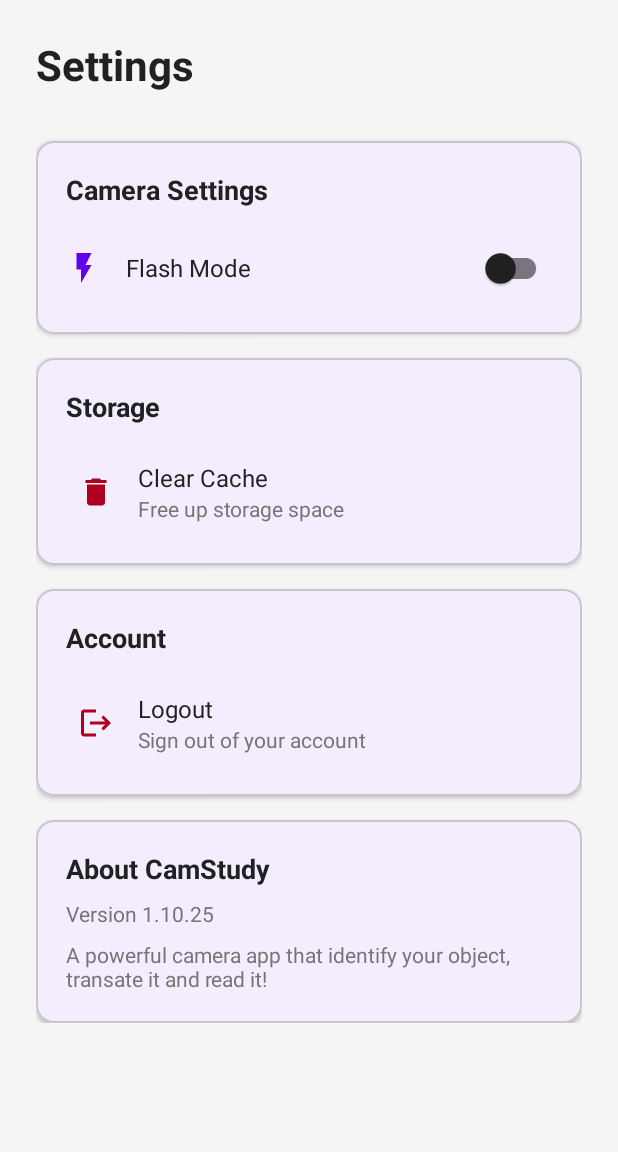
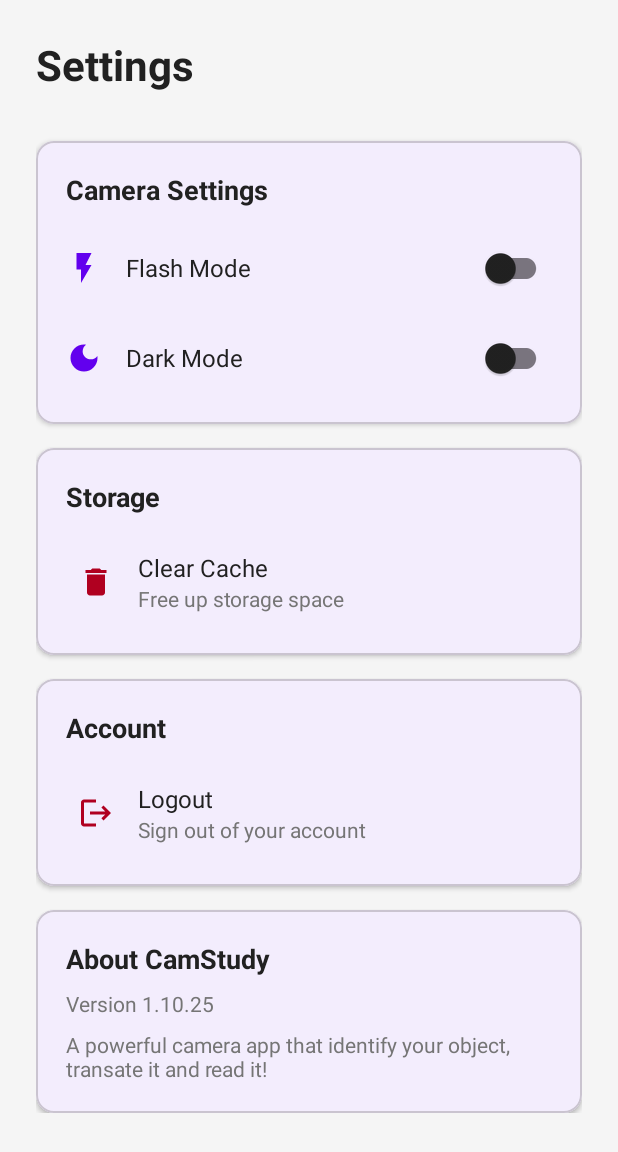
Before and after one commit to wikiepeidia/Camstudy-simpler, an Android app: the layout fragment_settings.xml on its own in the app's theme, with its tools: preview values and no code run, on a phone screen of 412 x 824 dp. Shown: the top 1152 px of the screen. Run offline under Robolectric (Android 15) with nearby library versions, the light colour scheme and no system bars.

Commit message:
FIX darkmode and databse

```diff
--- /dev/null
+++ b/app/src/main/res/drawable/ic_dark_mode.xml
@@ -0,0 +1,17 @@
+<!--
+  ~ Copyright (c) 2025 Android project OpenVision API
+  ~ All rights reserved.
+  ~ Project: My Application
+  ~ File: ic_dark_mode.xml
+  ~ Last Modified: 5/10/2025 3:3
+  -->
+
+<vector xmlns:android="http://schemas.android.com/apk/res/android"
+    android:width="24dp"
+    android:height="24dp"
+    android:viewportWidth="24"
+    android:viewportHeight="24">
+    <path
+        android:fillColor="#FF000000"
+        android:pathData="M12,3c-4.97,0 -9,4.03 -9,9s4.03,9 9,9s9,-4.03 9,-9c0,-0.46 -0.04,-0.92 -0.1,-1.36c-0.98,1.37 -2.58,2.26 -4.4,2.26c-2.98,0 -5.4,-2.42 -5.4,-5.4c0,-1.81 0.89,-3.42 2.26,-4.4C12.92,3.04 12.46,3 12,3L12,3z" />
+</vector>
--- a/app/src/main/res/layout/fragment_settings.xml
+++ b/app/src/main/res/layout/fragment_settings.xml
@@ -4,7 +4,7 @@
   ~ All rights reserved.
   ~ Project: My Application
   ~ File: fragment_settings.xml
-  ~ Last Modified: 5/10/2025 2:40
+  ~ Last Modified: 5/10/2025 3:3
   -->
 
 <ScrollView xmlns:android="http://schemas.android.com/apk/res/android"
@@ -58,6 +58,7 @@
                 <LinearLayout
                     android:layout_width="match_parent"
                     android:layout_height="wrap_content"
+                    android:layout_marginBottom="12dp"
                     android:gravity="center_vertical"
                     android:orientation="horizontal">
 
@@ -79,6 +80,35 @@
 
                     <com.google.android.material.switchmaterial.SwitchMaterial
                         android:id="@+id/switch_flash"
+                        android:layout_width="wrap_content"
+                        android:layout_height="wrap_content" />
+
+                </LinearLayout>
+
+                <LinearLayout
+                    android:layout_width="match_parent"
+                    android:layout_height="wrap_content"
+                    android:gravity="center_vertical"
+                    android:orientation="horizontal">
+
+                    <ImageView
+                        android:layout_width="24dp"
+                        android:layout_height="24dp"
+                        android:layout_marginEnd="16dp"
+                        android:contentDescription="@string/dark_mode_icon"
+                        android:src="@drawable/ic_dark_mode"
+                        app:tint="@color/primary_color" />
+
+                    <TextView
+                        android:layout_width="0dp"
+                        android:layout_height="wrap_content"
+                        android:layout_weight="1"
+                        android:text="Dark Mode"
+                        android:textColor="@color/primary_text"
+                        android:textSize="16sp" />
+
+                    <com.google.android.material.switchmaterial.SwitchMaterial
+                        android:id="@+id/switch_dark_mode"
                         android:layout_width="wrap_content"
                         android:layout_height="wrap_content" />
 
--- /dev/null
+++ b/app/src/main/res/values-night/colors.xml
@@ -0,0 +1,26 @@
+<?xml version="1.0" encoding="utf-8"?><!--
+  ~ Copyright (c) 2025 Android project OpenVision API
+  ~ All rights reserved.
+  ~ Project: My Application
+  ~ File: colors.xml
+  ~ Last Modified: 5/10/2025 3:3
+  -->
+<resources>
+    <!-- Dark Mode Colors -->
+    <color name="primary_color">#BB86FC</color>
+    <color name="primary_dark">#6200EA</color>
+    <color name="accent_color">#03DAC6</color>
+
+    <color name="background_color">#121212</color>
+    <color name="surface_color">#1E1E1E</color>
+    <color name="card_background">#2C2C2C</color>
+
+    <color name="primary_text">#FFFFFF</color>
+    <color name="secondary_text">#B3B3B3</color>
+
+    <color name="error_color">#CF6679</color>
+    <color name="success_color">#4CAF50</color>
+
+    <!-- Status Bar and Navigation Bar -->
+    <color name="status_bar_color">#000000</color>
+</resources>
--- a/app/src/main/res/values/colors.xml
+++ b/app/src/main/res/values/colors.xml
@@ -4,20 +4,24 @@
   ~ All rights reserved.
   ~ Project: My Application
   ~ File: colors.xml
-  ~ Last Modified: 1/10/2025 9:20
+  ~ Last Modified: 5/10/2025 3:3
   -->
 
 <resources>
     <color name="black">#FF000000</color>
     <color name="white">#FFFFFFFF</color>
     <color name="primary_color">#FF6200EE</color>
+    <color name="primary_dark">#FF3700B3</color>
     <color name="primary_variant">#FF3700B3</color>
     <color name="secondary_color">#FF03DAC5</color>
+    <color name="accent_color">#FF03DAC5</color>
     <color name="background_color">#FFF5F5F5</color>
     <color name="surface_color">#FFFFFFFF</color>
     <color name="error_color">#FFB00020</color>
+    <color name="success_color">#4CAF50</color>
     <color name="primary_text">#FF212121</color>
     <color name="secondary_text">#FF757575</color>
     <color name="card_background">#FFFFFFFF</color>
+    <color name="status_bar_color">#FF6200EE</color>
     <color name="orange">#FFA500</color>
 </resources>
--- a/app/src/main/res/values/strings.xml
+++ b/app/src/main/res/values/strings.xml
@@ -4,7 +4,7 @@
   ~ All rights reserved.
   ~ Project: My Application
   ~ File: strings.xml
-  ~ Last Modified: 5/10/2025 2:40
+  ~ Last Modified: 5/10/2025 3:3
   -->
 
 <resources>
@@ -46,4 +46,5 @@
     <string name="flash_icon">Flash icon</string>
     <string name="delete_icon">Delete icon</string>
     <string name="logout_icon">Logout icon</string>
+    <string name="dark_mode_icon">Dark mode icon</string>
 </resources>
```
Also changed, not shown: app/src/main/java/vn/edu/usth/myapplication/LoginFragment.java (+14 -10 lines), app/src/main/java/vn/edu/usth/myapplication/MainActivity.java (+32 -1 lines), app/src/main/java/vn/edu/usth/myapplication/RegisterFragment.java (+13 -16 lines), app/src/main/java/vn/edu/usth/myapplication/SettingsFragment.java (+32 -11 lines), app/src/main/java/vn/edu/usth/myapplication/UserDatabase.java (added, +155 -0 lines).
